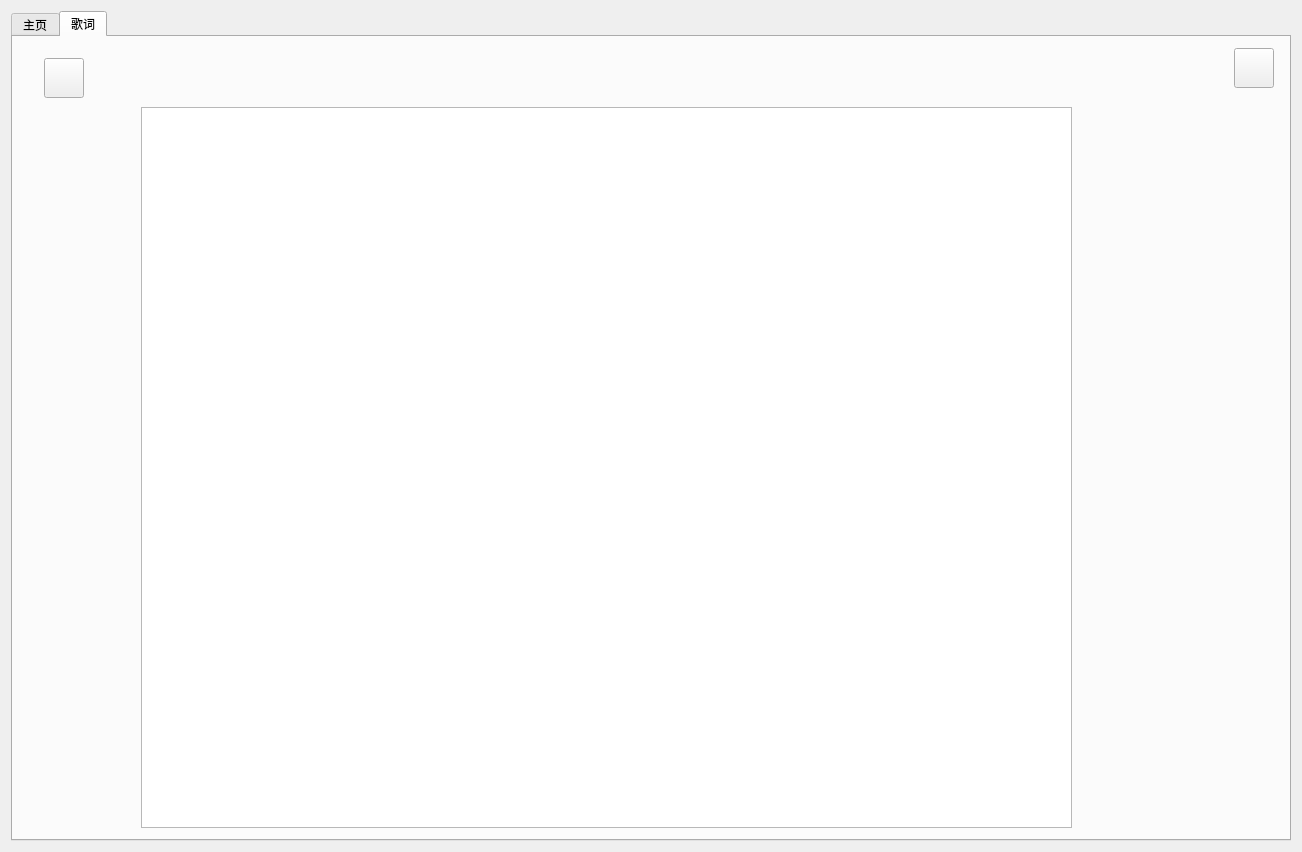
Qt form mainwidget.ui (haojoy/MusicPlayer) before a commit.
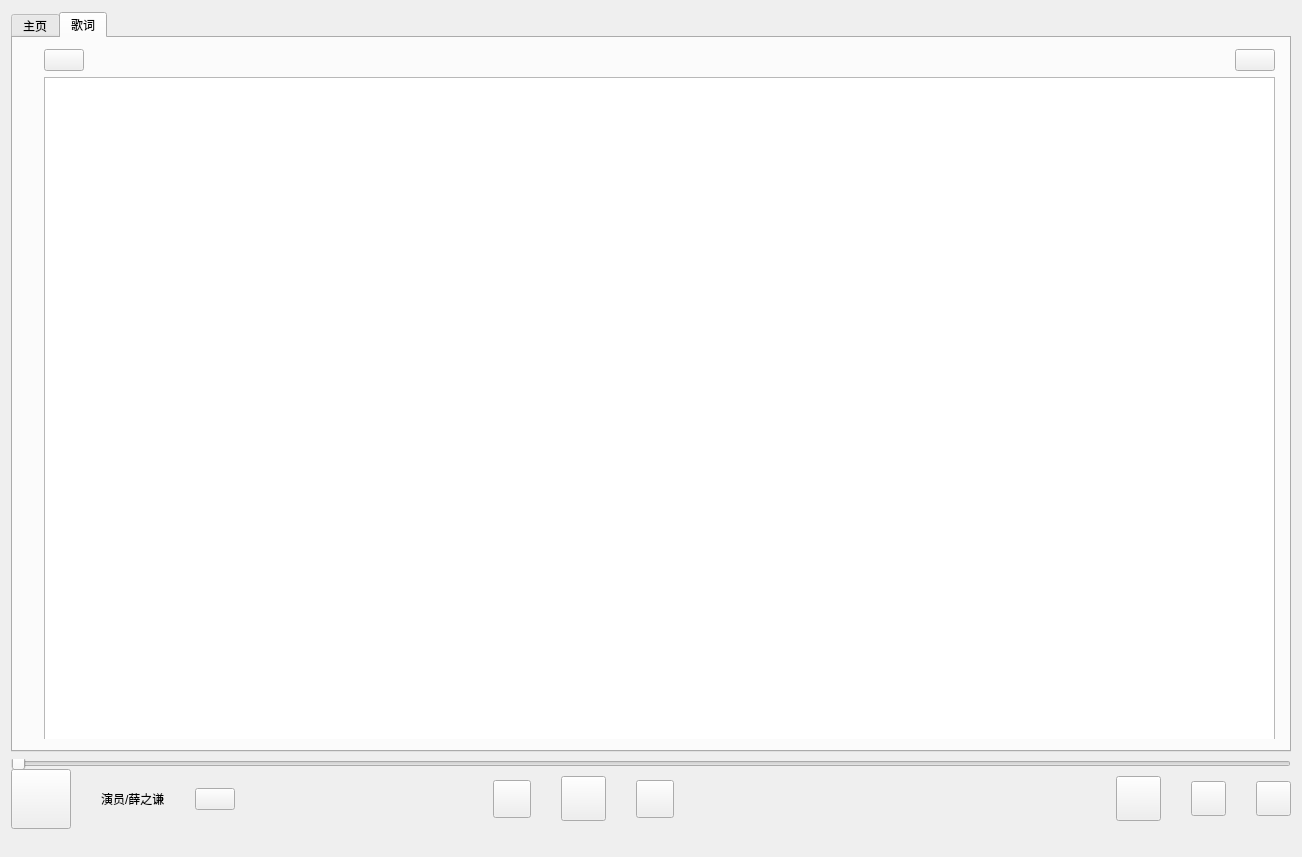
The same form after that commit. The open tabs and pages were chosen to show the change. Icons and pictures are not drawn.

```diff
--- a/mainwidget.ui
+++ b/mainwidget.ui
@@ -7,7 +7,7 @@
     <x>0</x>
     <y>0</y>
     <width>1302</width>
-    <height>852</height>
+    <height>857</height>
    </rect>
   </property>
   <property name="windowTitle">
@@ -26,33 +26,48 @@
      <property name="minimumSize">
       <size>
        <width>1280</width>
-       <height>830</height>
+       <height>835</height>
       </size>
      </property>
      <property name="maximumSize">
       <size>
        <width>1280</width>
-       <height>830</height>
+       <height>835</height>
       </size>
      </property>
+     <widget class="QWidget" name="layoutWidget">
+      <property name="geometry">
+       <rect>
+        <x>0</x>
+        <y>0</y>
+        <width>1282</width>
+        <height>844</height>
+       </rect>
+      </property>
+      <layout class="QVBoxLayout" name="verticalLayout_4">
+       <item>
      <widget class="QTabWidget" name="tabWidget">
       <property name="enabled">
        <bool>true</bool>
       </property>
-      <property name="geometry">
-       <rect>
-        <x>0</x>
-        <y>0</y>
-        <width>1280</width>
-        <height>830</height>
-       </rect>
-      </property>
       <property name="sizePolicy">
        <sizepolicy hsizetype="MinimumExpanding" vsizetype="MinimumExpanding">
         <horstretch>0</horstretch>
         <verstretch>0</verstretch>
        </sizepolicy>
       </property>
+         <property name="minimumSize">
+          <size>
+           <width>1280</width>
+           <height>740</height>
+          </size>
+         </property>
+         <property name="maximumSize">
+          <size>
+           <width>1280</width>
+           <height>740</height>
+          </size>
+         </property>
       <property name="tabShape">
        <enum>QTabWidget::Rounded</enum>
       </property>
@@ -885,44 +900,248 @@
          </item>
         </layout>
        </widget>
-       <widget class="QWidget" name="widget_bottom" native="true">
-        <property name="geometry">
-         <rect>
-          <x>0</x>
-          <y>710</y>
-          <width>1261</width>
-          <height>81</height>
-         </rect>
-        </property>
+         </widget>
+         <widget class="QWidget" name="tab_lrc">
+          <attribute name="title">
+           <string>歌词</string>
+          </attribute>
+          <layout class="QVBoxLayout" name="verticalLayout_3">
+           <property name="spacing">
+            <number>0</number>
+           </property>
+           <property name="leftMargin">
+            <number>11</number>
+           </property>
+           <property name="topMargin">
+            <number>11</number>
+           </property>
+           <property name="rightMargin">
+            <number>11</number>
+           </property>
+           <property name="bottomMargin">
+            <number>11</number>
+           </property>
+           <item>
+            <widget class="QWidget" name="widget_lrc" native="true">
         <property name="sizePolicy">
-         <sizepolicy hsizetype="Preferred" vsizetype="Fixed">
+              <sizepolicy hsizetype="Minimum" vsizetype="Minimum">
           <horstretch>0</horstretch>
           <verstretch>0</verstretch>
          </sizepolicy>
         </property>
-        <widget class="QWidget" name="widget_songswitch" native="true">
+             <widget class="QWidget" name="layoutWidget">
          <property name="geometry">
           <rect>
-           <x>480</x>
-           <y>10</y>
-           <width>251</width>
-           <height>67</height>
-          </rect>
-         </property>
-         <property name="sizePolicy">
-          <sizepolicy hsizetype="Expanding" vsizetype="Expanding">
-           <horstretch>0</horstretch>
-           <verstretch>0</verstretch>
-          </sizepolicy>
-         </property>
-         <property name="minimumSize">
-          <size>
-           <width>0</width>
-           <height>0</height>
-          </size>
-         </property>
+                <x>20</x>
+                <y>0</y>
+                <width>1231</width>
+                <height>691</height>
+               </rect>
+              </property>
+              <layout class="QVBoxLayout" name="verticalLayout_6">
+               <item>
          <layout class="QHBoxLayout" name="horizontalLayout_3">
           <item>
+                  <widget class="QPushButton" name="btn_down">
+                   <property name="toolTip">
+                    <string>收起音乐详情</string>
+                   </property>
+                   <property name="text">
+                    <string/>
+                   </property>
+                   <property name="icon">
+                    <iconset resource="images.qrc">
+                     <normaloff>:/images/button/btn_dropdw.png</normaloff>:/images/button/btn_dropdw.png</iconset>
+                   </property>
+                   <property name="iconSize">
+                    <size>
+                     <width>30</width>
+                     <height>30</height>
+                    </size>
+                   </property>
+                  </widget>
+                 </item>
+                 <item>
+                  <spacer name="horizontalSpacer_3">
+                   <property name="orientation">
+                    <enum>Qt::Horizontal</enum>
+                   </property>
+                   <property name="sizeHint" stdset="0">
+                    <size>
+                     <width>40</width>
+                     <height>20</height>
+                    </size>
+                   </property>
+                  </spacer>
+                 </item>
+                 <item>
+                  <widget class="QPushButton" name="btn_close2">
+                   <property name="text">
+                    <string/>
+                   </property>
+                   <property name="icon">
+                    <iconset resource="images.qrc">
+                     <normaloff>:/images/button/btn_close.png</normaloff>:/images/button/btn_close.png</iconset>
+                   </property>
+                   <property name="iconSize">
+                    <size>
+                     <width>30</width>
+                     <height>30</height>
+                    </size>
+                   </property>
+                  </widget>
+                 </item>
+                </layout>
+               </item>
+               <item>
+                <widget class="QListWidget" name="listWidget_2"/>
+               </item>
+              </layout>
+             </widget>
+            </widget>
+           </item>
+          </layout>
+         </widget>
+        </widget>
+       </item>
+       <item>
+        <widget class="QWidget" name="widget_bottom" native="true">
+         <property name="enabled">
+          <bool>true</bool>
+         </property>
+         <property name="sizePolicy">
+          <sizepolicy hsizetype="Preferred" vsizetype="Fixed">
+           <horstretch>0</horstretch>
+           <verstretch>0</verstretch>
+          </sizepolicy>
+         </property>
+         <property name="minimumSize">
+          <size>
+           <width>1280</width>
+           <height>95</height>
+          </size>
+         </property>
+         <property name="maximumSize">
+          <size>
+           <width>1280</width>
+           <height>95</height>
+          </size>
+         </property>
+         <widget class="QWidget" name="layoutWidget">
+          <property name="geometry">
+           <rect>
+            <x>0</x>
+            <y>0</y>
+            <width>1282</width>
+            <height>105</height>
+           </rect>
+          </property>
+          <layout class="QVBoxLayout" name="verticalLayout_2">
+           <property name="spacing">
+            <number>0</number>
+           </property>
+           <property name="sizeConstraint">
+            <enum>QLayout::SetFixedSize</enum>
+           </property>
+           <property name="topMargin">
+            <number>0</number>
+           </property>
+           <item>
+            <widget class="QSlider" name="hslider_header">
+             <property name="enabled">
+              <bool>true</bool>
+             </property>
+             <property name="minimumSize">
+              <size>
+               <width>1280</width>
+               <height>10</height>
+              </size>
+             </property>
+             <property name="maximumSize">
+              <size>
+               <width>1280</width>
+               <height>10</height>
+              </size>
+             </property>
+             <property name="orientation">
+              <enum>Qt::Horizontal</enum>
+             </property>
+            </widget>
+           </item>
+           <item>
+            <layout class="QHBoxLayout" name="horizontalLayout">
+             <property name="spacing">
+              <number>30</number>
+             </property>
+             <property name="leftMargin">
+              <number>0</number>
+             </property>
+             <property name="topMargin">
+              <number>0</number>
+             </property>
+             <property name="bottomMargin">
+              <number>11</number>
+             </property>
+             <item>
+              <widget class="QPushButton" name="btn_albumpic">
+               <property name="minimumSize">
+                <size>
+                 <width>60</width>
+                 <height>60</height>
+                </size>
+               </property>
+               <property name="text">
+                <string/>
+               </property>
+               <property name="iconSize">
+                <size>
+                 <width>60</width>
+                 <height>60</height>
+                </size>
+               </property>
+               <property name="autoDefault">
+                <bool>false</bool>
+               </property>
+               <property name="flat">
+                <bool>false</bool>
+               </property>
+              </widget>
+             </item>
+             <item>
+              <widget class="QLabel" name="label_songinfo">
+               <property name="text">
+                <string>演员/薛之谦</string>
+               </property>
+              </widget>
+             </item>
+             <item>
+              <widget class="QPushButton" name="btn_like">
+               <property name="text">
+                <string/>
+               </property>
+               <property name="icon">
+                <iconset resource="images.qrc">
+                 <normaloff>:/images/button/btn_like.png</normaloff>:/images/button/btn_like.png</iconset>
+               </property>
+              </widget>
+             </item>
+             <item>
+              <spacer name="horizontalSpacer">
+               <property name="orientation">
+                <enum>Qt::Horizontal</enum>
+               </property>
+               <property name="sizeType">
+                <enum>QSizePolicy::Preferred</enum>
+               </property>
+               <property name="sizeHint" stdset="0">
+                <size>
+                 <width>228</width>
+                 <height>20</height>
+                </size>
+               </property>
+              </spacer>
+             </item>
+             <item>
            <widget class="QPushButton" name="btn_pre">
             <property name="minimumSize">
              <size>
@@ -1030,30 +1249,19 @@
             </property>
            </widget>
           </item>
-         </layout>
-        </widget>
-        <widget class="QWidget" name="widget_songsetting" native="true">
-         <property name="geometry">
-          <rect>
-           <x>1040</x>
-           <y>10</y>
-           <width>211</width>
-           <height>67</height>
-          </rect>
-         </property>
-         <property name="sizePolicy">
-          <sizepolicy hsizetype="Preferred" vsizetype="Fixed">
-           <horstretch>1</horstretch>
-           <verstretch>0</verstretch>
-          </sizepolicy>
-         </property>
-         <property name="maximumSize">
+             <item>
+              <spacer name="horizontalSpacer_2">
+               <property name="orientation">
+                <enum>Qt::Horizontal</enum>
+               </property>
+               <property name="sizeHint" stdset="0">
           <size>
-           <width>16777215</width>
-           <height>100</height>
-          </size>
-         </property>
-         <layout class="QHBoxLayout" name="horizontalLayout">
+                 <width>40</width>
+                 <height>20</height>
+                </size>
+               </property>
+              </spacer>
+             </item>
           <item>
            <widget class="QPushButton" name="btn_desklrc">
             <property name="minimumSize">
@@ -1181,248 +1389,12 @@
            </widget>
           </item>
          </layout>
-        </widget>
-        <widget class="QWidget" name="widget" native="true">
-         <property name="geometry">
-          <rect>
-           <x>0</x>
-           <y>0</y>
-           <width>391</width>
-           <height>80</height>
-          </rect>
-         </property>
-         <widget class="QPushButton" name="btn_albumpic">
-          <property name="geometry">
-           <rect>
-            <x>20</x>
-            <y>10</y>
-            <width>60</width>
-            <height>60</height>
-           </rect>
-          </property>
-          <property name="text">
-           <string/>
-          </property>
-          <property name="icon">
-           <iconset resource="images.qrc">
-            <normaloff>:/images/AlbumImg/shenshi.jpg</normaloff>:/images/AlbumImg/shenshi.jpg</iconset>
-          </property>
-          <property name="iconSize">
-           <size>
-            <width>60</width>
-            <height>60</height>
-           </size>
-          </property>
-          <property name="autoDefault">
-           <bool>false</bool>
-          </property>
-          <property name="flat">
-           <bool>false</bool>
-          </property>
-         </widget>
-         <widget class="QPushButton" name="btn_like">
-          <property name="geometry">
-           <rect>
-            <x>190</x>
-            <y>20</y>
-            <width>30</width>
-            <height>30</height>
-           </rect>
-          </property>
-          <property name="text">
-           <string/>
-          </property>
-          <property name="icon">
-           <iconset resource="images.qrc">
-            <normaloff>:/images/button/btn_like.png</normaloff>:/images/button/btn_like.png</iconset>
-          </property>
-         </widget>
-         <widget class="QLabel" name="label_songinfo">
-          <property name="geometry">
-           <rect>
-            <x>90</x>
-            <y>20</y>
-            <width>91</width>
-            <height>41</height>
-           </rect>
-          </property>
-          <property name="text">
-           <string>演员/薛之谦</string>
-          </property>
-         </widget>
-        </widget>
-       </widget>
-       <widget class="QSlider" name="hslider_header">
-        <property name="enabled">
-         <bool>true</bool>
-        </property>
-        <property name="geometry">
-         <rect>
-          <x>0</x>
-          <y>700</y>
-          <width>1271</width>
-          <height>22</height>
-         </rect>
-        </property>
-        <property name="orientation">
-         <enum>Qt::Horizontal</enum>
-        </property>
-       </widget>
-      </widget>
-      <widget class="QWidget" name="tab_lrc">
-       <attribute name="title">
-        <string>歌词</string>
-       </attribute>
-       <layout class="QVBoxLayout" name="verticalLayout_3">
-        <property name="spacing">
-         <number>0</number>
-        </property>
-        <property name="leftMargin">
-         <number>11</number>
-        </property>
-        <property name="topMargin">
-         <number>11</number>
-        </property>
-        <property name="rightMargin">
-         <number>11</number>
-        </property>
-        <property name="bottomMargin">
-         <number>11</number>
-        </property>
-        <item>
-         <widget class="QWidget" name="widget_lrc" native="true">
-          <property name="sizePolicy">
-           <sizepolicy hsizetype="Minimum" vsizetype="Minimum">
-            <horstretch>0</horstretch>
-            <verstretch>0</verstretch>
-           </sizepolicy>
-          </property>
-          <widget class="QListWidget" name="listWidget_lrc">
-           <property name="geometry">
-            <rect>
-             <x>117</x>
-             <y>59</y>
-             <width>931</width>
-             <height>721</height>
-            </rect>
-           </property>
-           <property name="sizePolicy">
-            <sizepolicy hsizetype="MinimumExpanding" vsizetype="MinimumExpanding">
-             <horstretch>0</horstretch>
-             <verstretch>0</verstretch>
-            </sizepolicy>
-           </property>
-           <property name="minimumSize">
-            <size>
-             <width>0</width>
-             <height>0</height>
-            </size>
-           </property>
-           <property name="sizeIncrement">
-            <size>
-             <width>300</width>
-             <height>300</height>
-            </size>
-           </property>
-           <property name="cursor" stdset="0">
-            <cursorShape>OpenHandCursor</cursorShape>
-           </property>
-           <property name="verticalScrollBarPolicy">
-            <enum>Qt::ScrollBarAlwaysOff</enum>
-           </property>
-           <property name="horizontalScrollBarPolicy">
-            <enum>Qt::ScrollBarAlwaysOff</enum>
-           </property>
-           <property name="sizeAdjustPolicy">
-            <enum>QAbstractScrollArea::AdjustToContentsOnFirstShow</enum>
-           </property>
-           <property name="editTriggers">
-            <set>QAbstractItemView::SelectedClicked</set>
-           </property>
-           <property name="showDropIndicator" stdset="0">
-            <bool>false</bool>
-           </property>
-           <property name="dragDropMode">
-            <enum>QAbstractItemView::NoDragDrop</enum>
-           </property>
-           <property name="defaultDropAction">
-            <enum>Qt::IgnoreAction</enum>
-           </property>
-           <property name="textElideMode">
-            <enum>Qt::ElideNone</enum>
-           </property>
-           <property name="verticalScrollMode">
-            <enum>QAbstractItemView::ScrollPerPixel</enum>
-           </property>
-           <property name="horizontalScrollMode">
-            <enum>QAbstractItemView::ScrollPerPixel</enum>
-           </property>
-           <property name="movement">
-            <enum>QListView::Static</enum>
-           </property>
-           <property name="isWrapping" stdset="0">
-            <bool>false</bool>
-           </property>
-           <property name="resizeMode">
-            <enum>QListView::Adjust</enum>
-           </property>
-           <property name="spacing">
-            <number>2</number>
-           </property>
-           <property name="wordWrap">
-            <bool>true</bool>
-           </property>
-          </widget>
-          <widget class="QPushButton" name="btn_down">
-           <property name="geometry">
-            <rect>
-             <x>20</x>
-             <y>10</y>
-             <width>40</width>
-             <height>40</height>
-            </rect>
-           </property>
-           <property name="text">
-            <string/>
-           </property>
-           <property name="icon">
-            <iconset resource="images.qrc">
-             <normaloff>:/images/button/btn_down.png</normaloff>:/images/button/btn_down.png</iconset>
-           </property>
-           <property name="iconSize">
-            <size>
-             <width>35</width>
-             <height>35</height>
-            </size>
-           </property>
-          </widget>
-          <widget class="QPushButton" name="btn_close_2">
-           <property name="geometry">
-            <rect>
-             <x>1210</x>
-             <y>0</y>
-             <width>40</width>
-             <height>40</height>
-            </rect>
-           </property>
-           <property name="text">
-            <string/>
-           </property>
-           <property name="icon">
-            <iconset resource="images.qrc">
-             <normaloff>:/images/button/btn_close.png</normaloff>:/images/button/btn_close.png</iconset>
-           </property>
-           <property name="iconSize">
-            <size>
-             <width>35</width>
-             <height>35</height>
-            </size>
-           </property>
-          </widget>
-         </widget>
-        </item>
-       </layout>
-      </widget>
+           </item>
+          </layout>
+         </widget>
+        </widget>
+       </item>
+      </layout>
      </widget>
     </widget>
    </item>
```
Left out of the diff: 36 changed lines with no effect on the pictures. Lines whose indentation alone changed are shown as unchanged.
